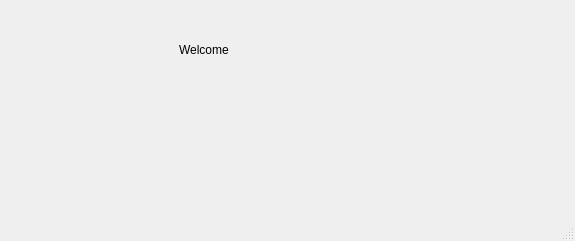
Before: the Qt Designer form magic-app/ui/ui_mainwindow.ui in vlad-sorokopud/sorokopud-python-nau-lessons-2023-2024, drawn with Qt 5.
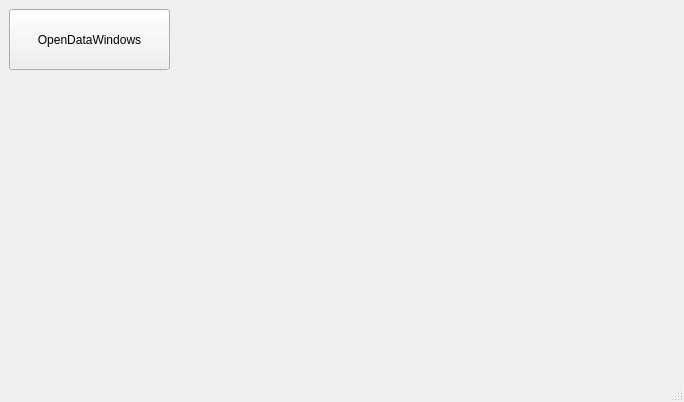
After: the same form once the commit is applied.

Patch:
```diff
--- a/magic-app/ui/ui_mainwindow.ui
+++ b/magic-app/ui/ui_mainwindow.ui
@@ -6,8 +6,8 @@
    <rect>
     <x>0</x>
     <y>0</y>
-    <width>575</width>
-    <height>241</height>
+    <width>684</width>
+    <height>402</height>
    </rect>
   </property>
   <property name="windowTitle">
@@ -141,17 +141,17 @@
        </layout>
       </widget>
       <widget class="QWidget" name="page_2">
-       <widget class="QLabel" name="label">
+       <widget class="QPushButton" name="openDataWindowButton">
         <property name="geometry">
          <rect>
-          <x>170</x>
-          <y>10</y>
-          <width>121</width>
+          <x>0</x>
+          <y>0</y>
+          <width>161</width>
           <height>61</height>
          </rect>
         </property>
         <property name="text">
-         <string>Welcome</string>
+         <string>OpenDataWindows</string>
         </property>
        </widget>
       </widget>
```
Left out of the diff: 11 changed lines with no effect on the pictures.
